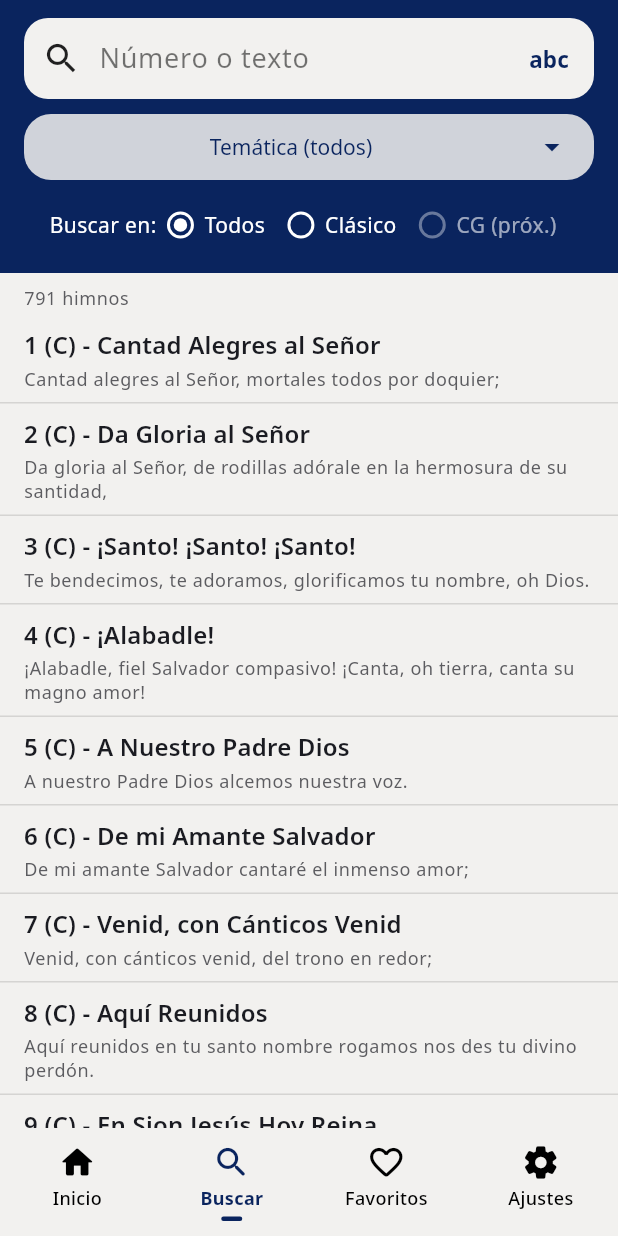
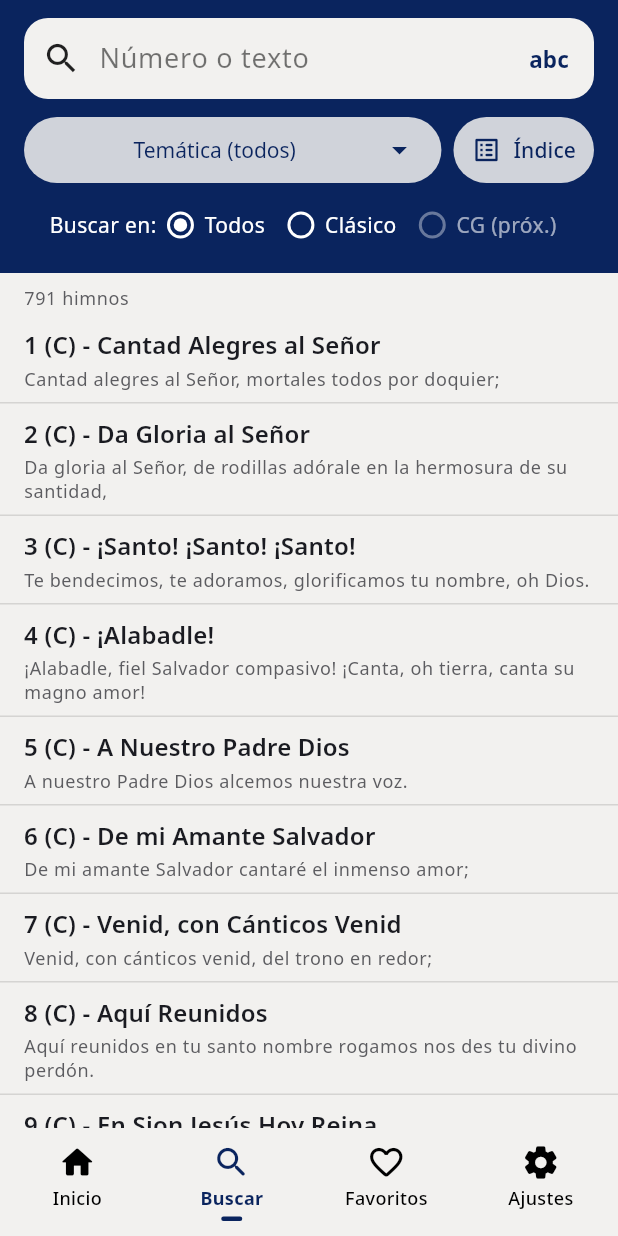
Before and after one commit to edilfonso2019/loores-al-rey, a Flutter app: the screen it shows after launch, item 2 of the bottom bar chosen, on a phone screen of 412 x 824 dp. Run offline on Flutter 3.47's test engine with Material 3 defaults, Android fonts, the phone set to English and light mode, and no system bars; our stand-ins replace audio_service, file_picker, google_sign_in, just_audio, permission_handler, share_plus and 2 more; missing offline and left inert: extension_google_sign_in_as_googleapis_auth, googleapis, pdfx.

Commit message:
Índice por temática: secciones, rangos de números y 'Reproducir todos'
- clasico.json: 'secciones' agrupa las 54 temáticas (Adoración, Dios el Padre,
  Jesucristo, El evangelio, La vida cristiana, La iglesia…). Solo se agregó
  ese campo; los himnos no cambian.
- Pantalla de índice con secciones, rango (#61–64) y cantidad de himnos.
- Pantalla de temática con la lista numerada y 'Reproducir todos' (cola).
- Accesos: tarjeta en Inicio y botón 'Índice' junto al filtro del buscador.
- Flecha de volver '‹' del Figma en todas las pantallas.

Co-Authored-By: Claude Opus 5.5 <noreply@anthropic.com>

```diff
--- a/lib/data/hymn_repository.dart
+++ b/lib/data/hymn_repository.dart
@@ -110,6 +110,42 @@ class HymnRepository {
     return [...byNumber, ...byTitle, ...byText];
   }
 
+  /// Índice por temática de [book]: secciones con sus temáticas y himnos.
+  /// Omite temáticas sin himnos. Si el JSON no trae `secciones`, devuelve
+  /// un solo grupo sin nombre.
+  List<TopicGroup> topicIndex(String book) {
+    final hymnal = _hymnals[book];
+    if (hymnal == null) return const [];
+    final byCat = <int, List<Hymn>>{};
+    for (final h in hymnal.himnos) {
+      final c = h.categoryIndex;
+      if (c != null) (byCat[c] ??= []).add(h);
+    }
+    Topic? topic(int i) {
+      final hymns = byCat[i];
+      if (hymns == null || hymns.isEmpty) return null;
+      return Topic(index: i, name: hymnal.categorias[i], hymns: hymns);
+    }
+
+    if (hymnal.secciones.isEmpty) {
+      return [
+        TopicGroup(
+          name: null,
+          topics: [
+            for (var i = 0; i < hymnal.categorias.length; i++) ?topic(i),
+          ],
+        ),
+      ];
+    }
+    return [
+      for (final s in hymnal.secciones)
+        TopicGroup(
+          name: s.nombre,
+          topics: [for (var i = s.desde; i <= s.hasta; i++) ?topic(i)],
+        ),
+    ].where((g) => g.topics.isNotEmpty).toList();
+  }
+
   /// Temáticas disponibles para [book] (o la unión de los activos si es null).
   List<String> categories({String? book}) {
     final src = book == null ? activeHymnals : [?_hymnals[book]];
--- a/lib/models/hymn.dart
+++ b/lib/models/hymn.dart
@@ -11,6 +11,9 @@ class Hymnal {
   final List<Hymn> himnos;
   final ServerConfig? servidor;
 
+  /// Agrupación de temáticas para el índice (opcional en el JSON).
+  final List<Section> secciones;
+
   const Hymnal({
     required this.id,
     required this.nombre,
@@ -18,6 +21,7 @@ class Hymnal {
     required this.categorias,
     required this.himnos,
     this.servidor,
+    this.secciones = const [],
   });
 
   /// Letra corta para listas: "(C)" para Clásico, "(CG)" para CG.
@@ -42,8 +46,53 @@ class Hymnal {
       servidor: servidorJson != null
           ? ServerConfig.fromJson(servidorJson)
           : kServidores[id],
+      secciones: (json['secciones'] as List? ?? const [])
+          .map((e) => Section.fromJson(e as Map<String, dynamic>))
+          .toList(),
     );
   }
+}
+
+/// Sección del índice: agrupa las temáticas [desde]..[hasta] (índices de
+/// `categorias`, inclusive). Ej. "Jesucristo" agrupa "Su primer advenimiento"…
+class Section {
+  final String nombre;
+  final int desde;
+  final int hasta;
+  const Section({
+    required this.nombre,
+    required this.desde,
+    required this.hasta,
+  });
+
+  factory Section.fromJson(Map<String, dynamic> json) => Section(
+    nombre: json['nombre'] as String,
+    desde: json['desde'] as int,
+    hasta: json['hasta'] as int,
+  );
+}
+
+/// Una temática con sus himnos (para el índice).
+class Topic {
+  final int index;
+  final String name;
+  final List<Hymn> hymns;
+  const Topic({required this.index, required this.name, required this.hymns});
+
+  int get first => hymns.first.number;
+  int get last => hymns.last.number;
+
+  /// "1–24" o "512" si es uno solo.
+  String get range => first == last ? '$first' : '$first–$last';
+}
+
+/// Grupo del índice: una sección y sus temáticas.
+class TopicGroup {
+  final String? name; // null = sin secciones definidas
+  final List<Topic> topics;
+  const TopicGroup({required this.name, required this.topics});
+
+  int get hymnCount => topics.fold(0, (a, t) => a + t.hymns.length);
 }
 
 /// Un himno. `estrofas` en orden; `coro` (si existe) se canta después de
--- a/lib/screens/search_screen.dart
+++ b/lib/screens/search_screen.dart
@@ -7,6 +7,7 @@ import '../theme/app_theme.dart';
 import '../widgets/common.dart';
 import 'hymn_screen.dart';
 import 'shell_screen.dart';
+import 'topics_screen.dart';
 
 /// Buscador (Figma 2487:345): número o texto, temática y himnario.
 class SearchScreen extends StatefulWidget {
@@ -349,15 +350,18 @@ class _Header extends StatelessWidget {
                   ],
                 ),
               ),
-              const SizedBox(height: 10),
-              // Temática
-              Container(
+              const SizedBox(height: Space.s),
+              // Temática: filtro rápido + acceso al índice completo.
+              Row(
+                children: [
+                  Expanded(
+                    child: Container(
                       // 44 px: área táctil cómoda sin perder el aspecto de "píldora".
                       height: 44,
                       padding: const EdgeInsets.symmetric(horizontal: Space.m),
                       decoration: BoxDecoration(
                         color: const Color(0xFFD0D3DA),
-                  borderRadius: BorderRadius.circular(18),
+                        borderRadius: BorderRadius.circular(22),
                       ),
                       child: DropdownButtonHideUnderline(
                         child: DropdownButton<String?>(
@@ -367,7 +371,7 @@ class _Header extends StatelessWidget {
                           dropdownColor: Brand.fondo,
                           style: const TextStyle(
                             color: Brand.azul,
-                      fontSize: 14,
+                            fontSize: FontSizes.small,
                             fontFamily: Brand.fuente,
                           ),
                           alignment: Alignment.center,
@@ -388,7 +392,31 @@ class _Header extends StatelessWidget {
                         ),
                       ),
                     ),
-              const SizedBox(height: 6),
+                  ),
+                  const SizedBox(width: Space.xs),
+                  SizedBox(
+                    height: 44,
+                    child: FilledButton.tonalIcon(
+                      style: FilledButton.styleFrom(
+                        backgroundColor: const Color(0xFFD0D3DA),
+                        foregroundColor: Brand.azul,
+                        padding: const EdgeInsets.symmetric(
+                          horizontal: Space.s,
+                        ),
+                      ),
+                      onPressed: () => Navigator.push(
+                        context,
+                        MaterialPageRoute<void>(
+                          builder: (_) => TopicsScreen(book: book ?? 'clasico'),
+                        ),
+                      ),
+                      icon: const Icon(Icons.list_alt_rounded, size: 20),
+                      label: const Text('Índice'),
+                    ),
+                  ),
+                ],
+              ),
+              const SizedBox(height: Space.xxs),
               // Buscar en: Todos / Clásico / CG
               SingleChildScrollView(
                 scrollDirection: Axis.horizontal,
--- a/lib/theme/app_theme.dart
+++ b/lib/theme/app_theme.dart
@@ -106,6 +106,11 @@ class AppTheme {
       scaffoldBackgroundColor: scheme.surface,
     );
     return base.copyWith(
+      // Flecha "‹" del Figma en todas las pantallas (consistencia).
+      actionIconTheme: ActionIconThemeData(
+        backButtonIconBuilder: (_) =>
+            const Icon(Icons.arrow_back_ios_new_rounded),
+      ),
       appBarTheme: AppBarTheme(
         backgroundColor: dark ? const Color(0xFF07183F) : Brand.azul,
         foregroundColor: Colors.white,
```
Also changed, not shown: lib/screens/home_screen.dart (+97 -9 lines), lib/screens/topics_screen.dart (added, +224 -0 lines), assets/data/clasico.json, 1 other file. Lines whose indentation alone changed are shown as unchanged.
